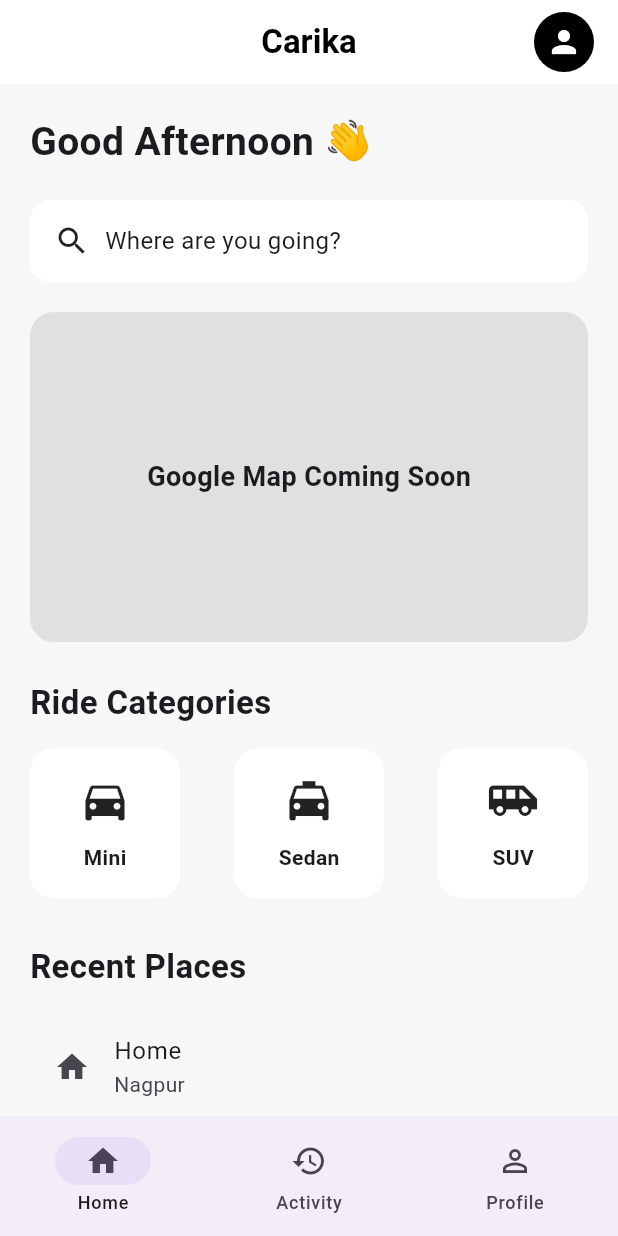
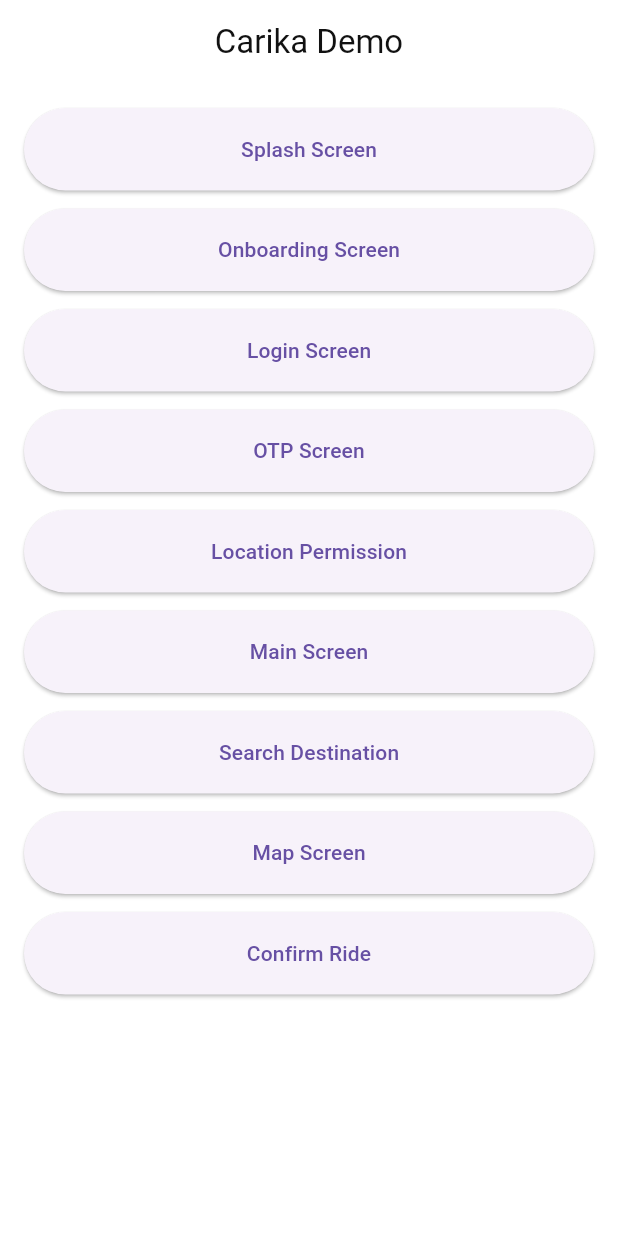
Before and after one commit to Mayank7Bisnewar/Charika, a Flutter app: the screen it shows after launch, on a phone screen of 412 x 824 dp. Run offline on Flutter 3.47's test engine with Material 3 defaults, Android fonts, the phone set to English and light mode, and no system bars; our stand-ins replace google_fonts; missing offline and left inert: maplibre_gl.

Commit message:
feat: add confirm ride screen, demo navigation updates, MapLibre setup and UI fixes

```diff
--- a/lib/main.dart
+++ b/lib/main.dart
@@ -2,9 +2,12 @@ import 'package:flutter/material.dart';
 import 'screens/splash/splash_screen.dart';
 import 'screens/onboarding/onboarding_screen.dart';
 import 'screens/auth/login_screen.dart';
+import 'screens/auth/otp_screen.dart'; // OTP screen ka import
 import 'screens/common/location_permission_screen.dart';
-import 'screens/main/main_screen.dart'; // Naya import MainScreen ke liye
+import 'screens/main/main_screen.dart';
 import 'core/theme/app_theme.dart';
+import 'screens/common/demo_screen.dart';
+import 'screens/ride/confirm_ride_screen.dart';
 
 void main() {
   runApp(const CarikaApp());
@@ -19,7 +22,31 @@ class CarikaApp extends StatelessWidget {
       debugShowCheckedModeBanner: false,
       title: 'Carika',
       theme: AppTheme.lightTheme,
-      home: const MainScreen(), // Ise temporarily MainScreen testing ke liye change kiya
+
+      // 👇 TESTING KE LIYE COMMENTS 👇
+      // Jis screen ko test karna hai use uncomment karein aur baaki ko comment kar dein.
+
+      // 1. Splash (Run karo -> dikhao)
+      //home: const SplashScreen(),
+
+      // 2. Onboarding (Run karo -> dikhao)
+      // home: const OnboardingScreen(),
+
+      // 3. Login (Run karo -> dikhao)
+      //home: const LoginScreen(),
+
+      // 4. OTP (Run karo -> dikhao)
+      // home: const OtpScreen(),
+
+      // 5. Location Permission (Run karo -> dikhao)
+      // home: const LocationPermissionScreen(),
+
+       //6. Main App (Ye dikhate hi Home, Activity aur Profile teenon dikh jayenge)
+     // home: const MainScreen(),
+
+     //Search Destination
+      home: const DemoScreen(),
+     //home: const ConfirmRideScreen(),
     );
   }
 }
--- /dev/null
+++ b/lib/screens/common/demo_screen.dart
@@ -0,0 +1,97 @@
+import 'package:flutter/material.dart';
+
+import '../splash/splash_screen.dart';
+import '../onboarding/onboarding_screen.dart';
+import '../auth/login_screen.dart';
+import '../auth/otp_screen.dart';
+import '../common/location_permission_screen.dart';
+import '../main/main_screen.dart';
+import '../ride/search_destination_screen.dart';
+import '../ride/map_screen.dart';
+import '../ride/confirm_ride_screen.dart';
+class DemoScreen extends StatelessWidget {
+  const DemoScreen({super.key});
+
+  @override
+  Widget build(BuildContext context) {
+    return Scaffold(
+      appBar: AppBar(
+        title: const Text("Carika Demo"),
+        centerTitle: true,
+      ),
+      body: ListView(
+        padding: const EdgeInsets.all(16),
+        children: [
+          _demoButton(
+            context,
+            "Splash Screen",
+            const SplashScreen(),
+          ),
+          _demoButton(
+            context,
+            "Onboarding Screen",
+            const OnboardingScreen(),
+          ),
+          _demoButton(
+            context,
+            "Login Screen",
+            const LoginScreen(),
+          ),
+          _demoButton(
+            context,
+            "OTP Screen",
+            const OtpScreen(),
+          ),
+          _demoButton(
+            context,
+            "Location Permission",
+            const LocationPermissionScreen(),
+          ),
+          _demoButton(
+            context,
+            "Main Screen",
+            const MainScreen(),
+          ),
+          _demoButton(
+            context,
+            "Search Destination",
+            const SearchDestinationScreen(),
+
+          ),
+             _demoButton(
+             context,
+              "Map Screen",
+             const MapScreen(),
+             ),
+             _demoButton(
+               context,
+              "Confirm Ride",
+              const ConfirmRideScreen(),
+              ),
+        ],
+      ),
+    );
+  }
+
+  Widget _demoButton(
+      BuildContext context,
+      String title,
+      Widget screen,
+      ) {
+    return Padding(
+      padding: const EdgeInsets.only(bottom: 12),
+      child: ElevatedButton(
+        style: ElevatedButton.styleFrom(
+          minimumSize: const Size(double.infinity, 55),
+        ),
+        onPressed: () {
+          Navigator.push(
+            context,
+            MaterialPageRoute(builder: (_) => screen),
+          );
+        },
+        child: Text(title),
+      ),
+    );
+  }
+}
--- a/pubspec.yaml
+++ b/pubspec.yaml
@@ -25,6 +25,8 @@ dependencies:
   # SVG Support
   flutter_svg: ^2.2.0
   google_maps_flutter: ^2.18.0
+  maplibre_gl: ^0.26.2
+  geolocator: ^14.0.3
 
 dev_dependencies:
   flutter_test:
```
Also changed, not shown: lib/screens/ride/confirm_ride_screen.dart (added, +124 -0 lines), lib/screens/ride/map_screen.dart (added, +22 -0 lines), lib/widgets/driver_card.dart (added, +93 -0 lines), lib/widgets/fare_card.dart (added, +81 -0 lines), pubspec.lock, 5 other files.
